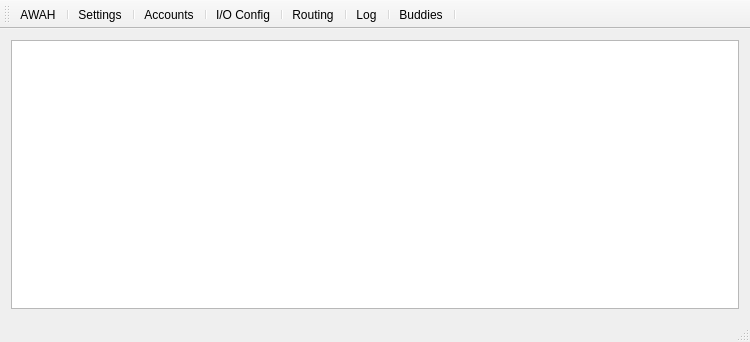
First picture: the form in AWAHSipDesktopGUI.ui, repository AWAH-SIP/AWAH-SIP_Desktop-GUI, before the edit.
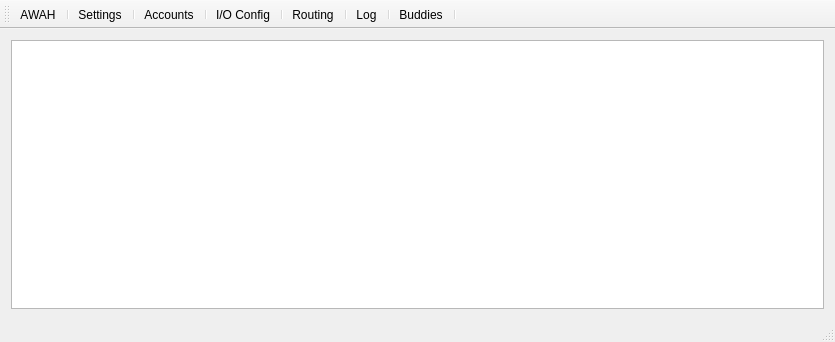
Second picture: the form after the edit. Icons and pictures are not drawn.

Diff of the .ui file:
```diff
--- a/AWAHSipDesktopGUI.ui
+++ b/AWAHSipDesktopGUI.ui
@@ -6,13 +6,13 @@
    <rect>
     <x>0</x>
     <y>0</y>
-    <width>750</width>
+    <width>835</width>
     <height>342</height>
    </rect>
   </property>
   <property name="minimumSize">
    <size>
-    <width>750</width>
+    <width>835</width>
     <height>200</height>
    </size>
   </property>
```
Left out of the diff: 20 changed lines with no effect on the pictures.
